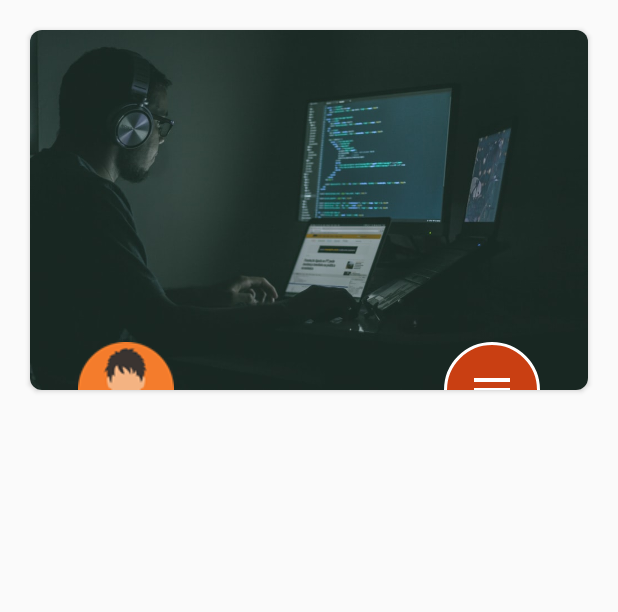
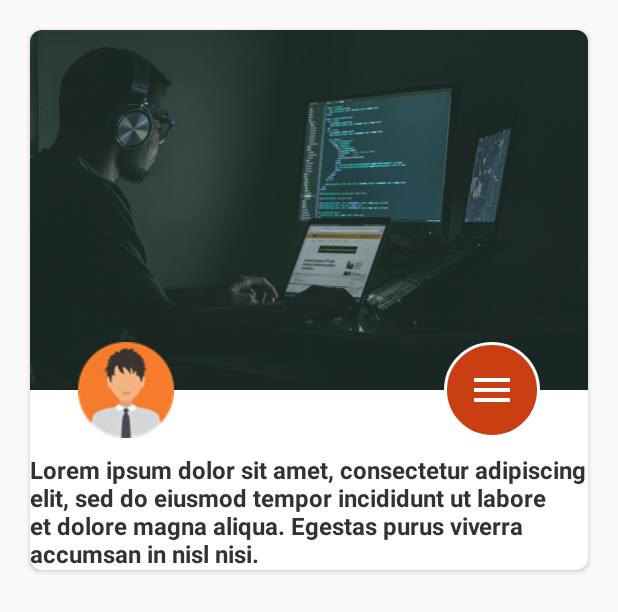
Before and after one commit to mavenium/User.Profile.Card, an Android app: the layout layout_user_profile.xml on its own in the app's theme, with its tools: preview values and no code run, on a phone screen of 412 x 824 dp. Shown: the top 612 px of the screen. Run offline under Robolectric (Android 15) with nearby library versions, the phone set to English and light mode, and no system bars.

Commit message:
add text view description

```diff
--- a/app/src/main/res/layout/layout_user_profile.xml
+++ b/app/src/main/res/layout/layout_user_profile.xml
@@ -84,6 +84,17 @@
             android:background="@drawable/toggle_normal_bg"
             android:src="@drawable/ic_menu_white_24dp" />
 
+        <androidx.appcompat.widget.AppCompatTextView
+            android:id="@+id/user_profile_description"
+            android:layout_width="match_parent"
+            android:layout_height="wrap_content"
+            android:layout_marginTop="42dp"
+            android:textSize="16sp"
+            android:textStyle="bold"
+            android:textColor="@android:color/secondary_text_light"
+            android:text="@string/user_profile_description"
+            android:layout_below="@id/layout_user_profile_cover_frameLayout"/>
+
     </RelativeLayout>
 
 </androidx.cardview.widget.CardView>
--- a/app/src/main/res/values/strings.xml
+++ b/app/src/main/res/values/strings.xml
@@ -1,6 +1,9 @@
 <resources>
     <string name="app_name">User Profile</string>
+
     <string name="user_profile_button_one_text">Profile</string>
     <string name="user_profile_button_two_text">Send Message</string>
     <string name="user_profile_button_tre_text">Share</string>
+
+    <string name="user_profile_description">Lorem ipsum dolor sit amet, consectetur adipiscing elit, sed do eiusmod tempor incididunt ut labore et dolore magna aliqua. Egestas purus viverra accumsan in nisl nisi.</string>
 </resources>
```
